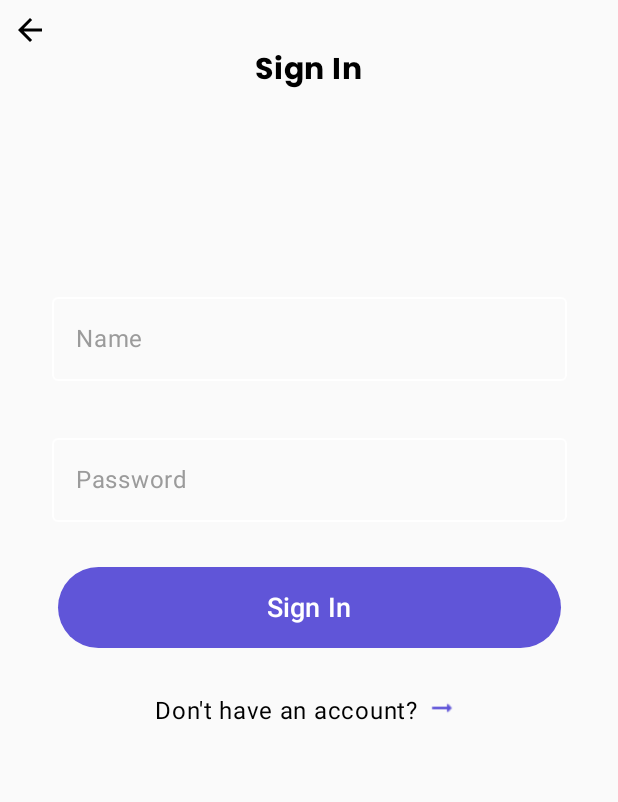
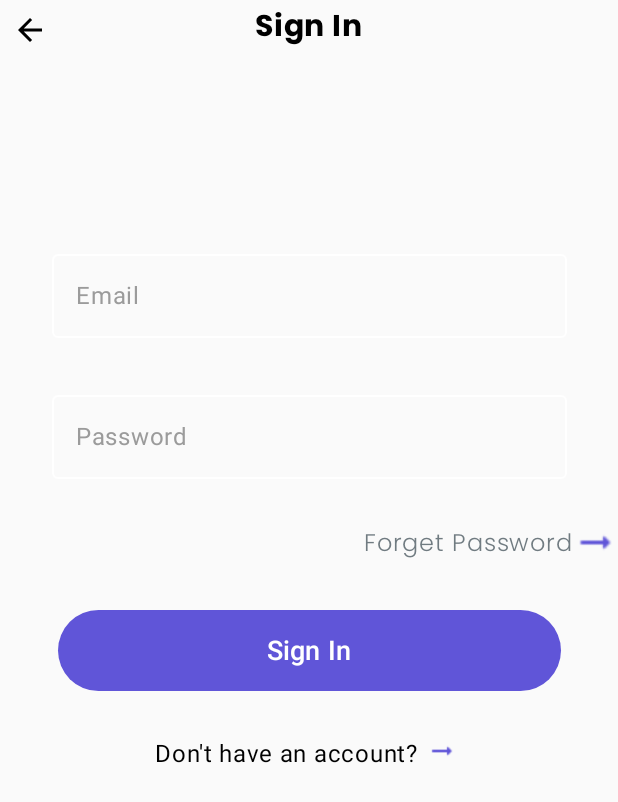
Before and after one commit to MohamedHesham125/Trendify, an Android app built with Jetpack Compose: the screen it shows after launch (MainActivity), on a phone screen of 412 x 824 dp. Shown: the top 802 px of the screen. Run offline under Robolectric (Android 15) with nearby library versions, the phone set to English and light mode, and no system bars; our stand-ins replace Voyager.

Commit message:
Update LoginSceen.kt

```diff
--- a/app/src/main/java/com/example/trendify/presentation/ui/LoginSceen.kt
+++ b/app/src/main/java/com/example/trendify/presentation/ui/LoginSceen.kt
@@ -1,30 +1,23 @@
 package com.example.trendify.presentation.ui
 
-import androidx.compose.foundation.Image
 import androidx.compose.foundation.clickable
 import androidx.compose.foundation.layout.Arrangement
-import androidx.compose.foundation.layout.Box
 import androidx.compose.foundation.layout.Column
+
 import androidx.compose.foundation.layout.Row
 import androidx.compose.foundation.layout.Spacer
-import androidx.compose.foundation.layout.fillMaxHeight
 import androidx.compose.foundation.layout.fillMaxSize
-import androidx.compose.foundation.layout.fillMaxWidth
 import androidx.compose.foundation.layout.height
 import androidx.compose.foundation.layout.padding
 import androidx.compose.foundation.layout.size
 import androidx.compose.foundation.layout.width
 import androidx.compose.foundation.shape.RoundedCornerShape
 import androidx.compose.material.icons.Icons
-import androidx.compose.material.icons.automirrored.filled.KeyboardArrowLeft
+import androidx.compose.material.icons.automirrored.filled.KeyboardArrowRight
 import androidx.compose.material.icons.filled.ArrowBack
-import androidx.compose.material.icons.filled.ArrowForward
-import androidx.compose.material.icons.filled.Close
-import androidx.compose.material.icons.filled.KeyboardArrowLeft
 import androidx.compose.material3.Button
 import androidx.compose.material3.ButtonDefaults
 import androidx.compose.material3.Icon
-import androidx.compose.material3.IconButton
 import androidx.compose.material3.OutlinedTextField
 import androidx.compose.material3.OutlinedTextFieldDefaults
 import androidx.compose.material3.Text
@@ -54,7 +47,7 @@ class LoginSceen : Screen {
 
     @Composable
     fun loginscreen(){
-        val username= remember { mutableStateOf("") }
+        val email= remember { mutableStateOf("") }
         val password= remember { mutableStateOf("") }
         val navigator= LocalNavigator.currentOrThrow
 
@@ -72,8 +65,8 @@ Icon(imageVector = Icons.Filled.ArrowBack,
             Spacer(modifier = Modifier.height(100.dp))
             //Email Address TextField
                 OutlinedTextField(
-                    value =username.value ,
-                    onValueChange ={username.value=it},
+                    value =email.value ,
+                    onValueChange ={email.value=it},
                     modifier = Modifier
                         .width(343.dp)
                         .height(64.dp),
@@ -82,7 +75,7 @@ Icon(imageVector = Icons.Filled.ArrowBack,
                         unfocusedBorderColor = Color.White,
                         cursorColor = Color.Black
                     ),
-                    label = { Text(text = "Name",
+                    label = { Text(text = "Email",
                         color = Color(0xff9B9B9B))},
                     textStyle = TextStyle(fontSize = 16.sp,
                         color = Color.Black),
@@ -107,24 +100,25 @@ Icon(imageVector = Icons.Filled.ArrowBack,
                         color = Color.Black),
                 )
 
-
-            Spacer(modifier = Modifier.height(30.dp))
-
-
+            Spacer(modifier = Modifier.height(27.dp))
 
             //Recovery Password
-            /*Row{
+            Row(horizontalArrangement = Arrangement.End,
+                verticalAlignment = Alignment.CenterVertically,
+                modifier = Modifier.align(alignment = Alignment.End)) {
                 Text(text = "Forget Password",
                     modifier = Modifier,
                     color = Color(0xff707B81),
                     fontFamily = FontFamily(Font(resId = R.font.poppins_light)),
                 )
-                IconButton(onClick = { /*TODO*/ }) {
-                    Icon(imageVector = Icons.AutoMirrored.Filled.KeyboardArrowLeft,
-                        tint = Color.Blue,
-                        contentDescription = null)
+                    Icon(painter = painterResource(id = R.drawable.round_arrow_right_alt),
+                        tint = Color(0xff6055D8),
+                        contentDescription = null,
+                        modifier = Modifier.size(30.dp))
             }
-            }*/
+            Spacer(modifier = Modifier.height(30.dp))
+
+
 
             //Sign In Button
             Button(onClick = { /*TODO*/ },
@@ -139,7 +133,7 @@ Icon(imageVector = Icons.Filled.ArrowBack,
                 Text(text = "Sign In",
                     fontSize = 18.sp) }
 
-
+            //don't have an account Button
             Spacer(modifier = Modifier.height(30.dp))
             Row() {
                 Text(text = "Don't have an account?")
```
